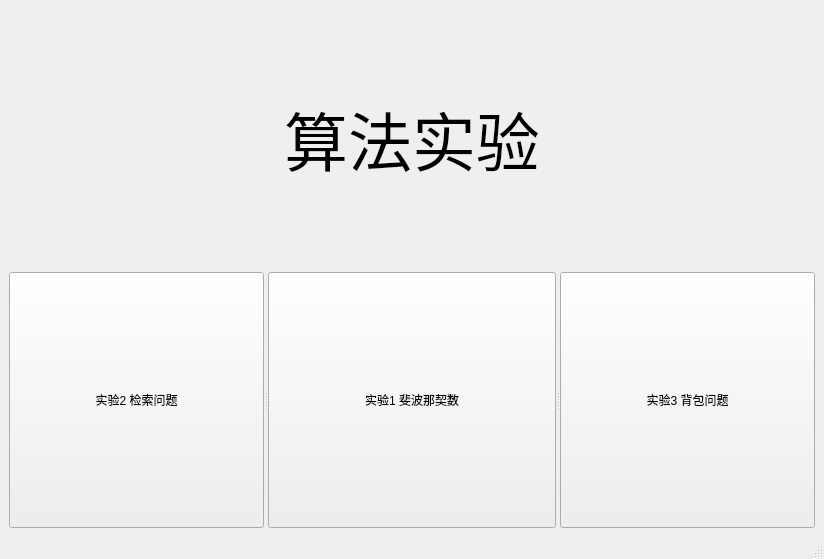
Milefer7/ACD, file view/qt_designer/MainWindow.ui: the form before one commit.
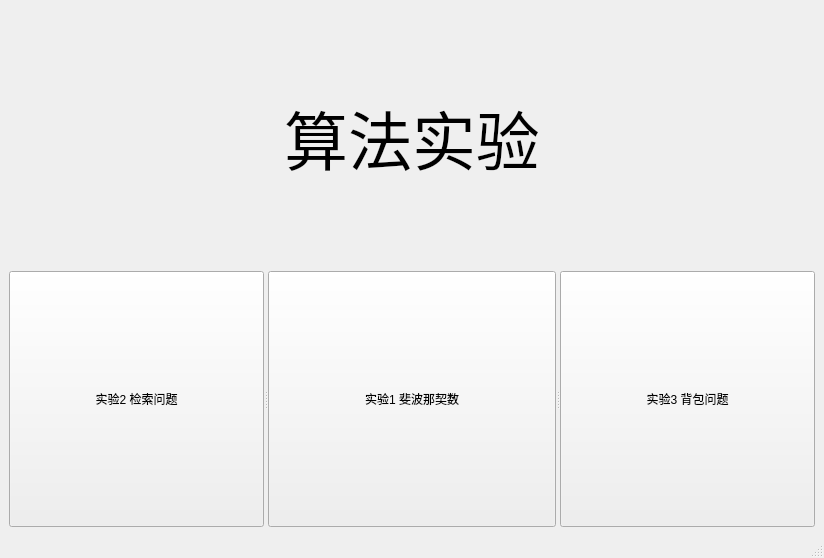
The form after the commit.

The edit to the form file:
```diff
--- a/view/qt_designer/MainWindow.ui
+++ b/view/qt_designer/MainWindow.ui
@@ -7,7 +7,7 @@
     <x>0</x>
     <y>0</y>
     <width>824</width>
-    <height>559</height>
+    <height>558</height>
    </rect>
   </property>
   <property name="windowTitle">
```
Left out of the diff: 8 changed lines with no effect on the pictures.
